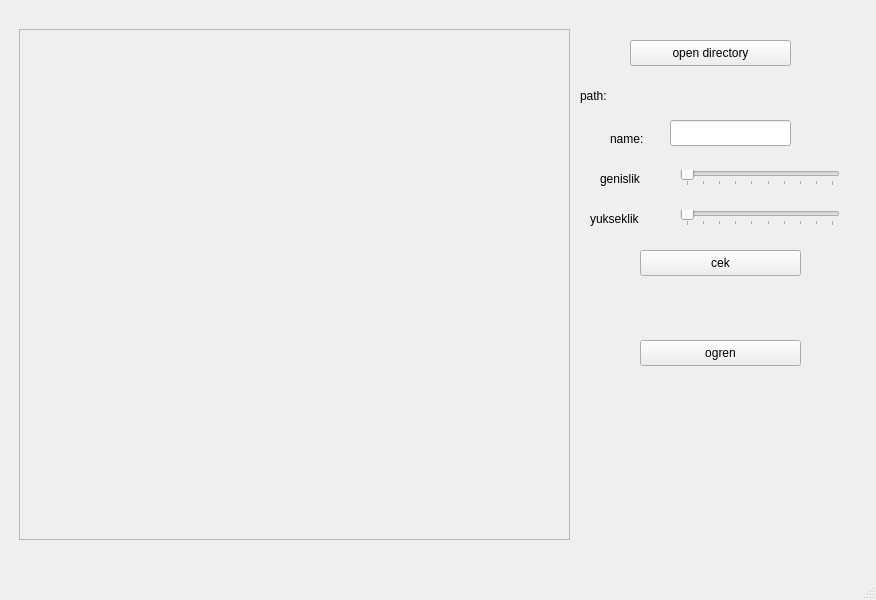
The window that pyqt5FaceDetection/kisiekleme.ui (Muratoksuz01/detectFace) describes before a commit, drawn with Qt 5.
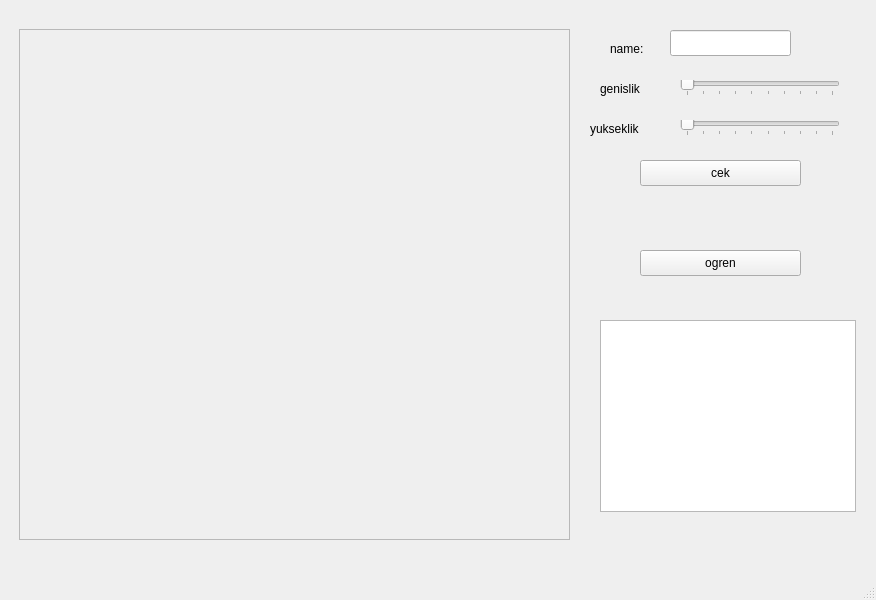
The same window after the commit.

Diff of the .ui file:
```diff
--- a/pyqt5FaceDetection/kisiekleme.ui
+++ b/pyqt5FaceDetection/kisiekleme.ui
@@ -47,7 +47,7 @@
     <property name="geometry">
      <rect>
       <x>680</x>
-      <y>170</y>
+      <y>80</y>
       <width>160</width>
       <height>16</height>
      </rect>
@@ -72,7 +72,7 @@
     <property name="geometry">
      <rect>
       <x>640</x>
-      <y>250</y>
+      <y>160</y>
       <width>161</width>
       <height>26</height>
      </rect>
@@ -85,7 +85,7 @@
     <property name="geometry">
      <rect>
       <x>680</x>
-      <y>210</y>
+      <y>120</y>
       <width>160</width>
       <height>16</height>
      </rect>
@@ -110,7 +110,7 @@
     <property name="geometry">
      <rect>
       <x>590</x>
-      <y>210</y>
+      <y>120</y>
       <width>58</width>
       <height>18</height>
      </rect>
@@ -123,7 +123,7 @@
     <property name="geometry">
      <rect>
       <x>600</x>
-      <y>170</y>
+      <y>80</y>
       <width>58</width>
       <height>18</height>
      </rect>
@@ -136,7 +136,7 @@
     <property name="geometry">
      <rect>
       <x>670</x>
-      <y>120</y>
+      <y>30</y>
       <width>121</width>
       <height>26</height>
      </rect>
@@ -146,7 +146,7 @@
     <property name="geometry">
      <rect>
       <x>610</x>
-      <y>130</y>
+      <y>40</y>
       <width>51</width>
       <height>18</height>
      </rect>
@@ -155,37 +155,11 @@
      <string>name:</string>
     </property>
    </widget>
-   <widget class="QPushButton" name="btnOpenDir">
-    <property name="geometry">
-     <rect>
-      <x>630</x>
-      <y>40</y>
-      <width>161</width>
-      <height>26</height>
-     </rect>
-    </property>
-    <property name="text">
-     <string>open directory</string>
-    </property>
-   </widget>
-   <widget class="QLabel" name="lblPath">
-    <property name="geometry">
-     <rect>
-      <x>580</x>
-      <y>80</y>
-      <width>271</width>
-      <height>31</height>
-     </rect>
-    </property>
-    <property name="text">
-     <string>path:</string>
-    </property>
-   </widget>
    <widget class="QPushButton" name="btntrain">
     <property name="geometry">
      <rect>
       <x>640</x>
-      <y>340</y>
+      <y>250</y>
       <width>161</width>
       <height>26</height>
      </rect>
@@ -194,6 +168,16 @@
      <string>ogren</string>
     </property>
    </widget>
+   <widget class="QListWidget" name="listWidget">
+    <property name="geometry">
+     <rect>
+      <x>600</x>
+      <y>320</y>
+      <width>256</width>
+      <height>192</height>
+     </rect>
+    </property>
+   </widget>
   </widget>
   <widget class="QMenuBar" name="menubar">
    <property name="geometry">
```
Left out of the diff: 2 changed lines with no effect on the pictures.
